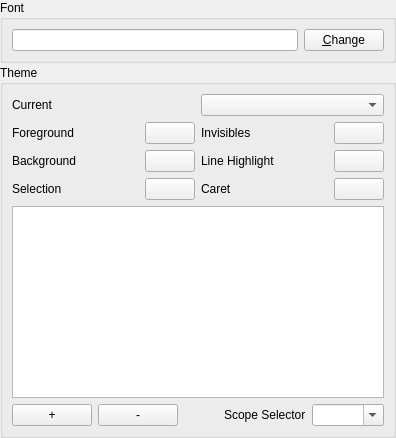
First picture: the form in resources/ui/configure/theme.ui, repository prymatex/prymatex, before the edit.
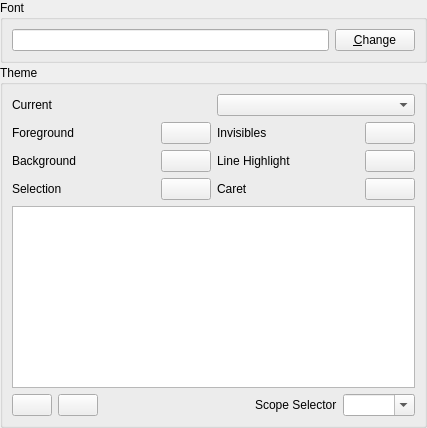
Second picture: the form after the edit. Icons and pictures are not drawn.

Patch:
```diff
--- a/resources/ui/configure/theme.ui
+++ b/resources/ui/configure/theme.ui
@@ -2,6 +2,14 @@
 <ui version="4.0">
  <class>FontThemeWidget</class>
  <widget class="QWidget" name="FontThemeWidget">
+  <property name="geometry">
+   <rect>
+    <x>0</x>
+    <y>0</y>
+    <width>427</width>
+    <height>428</height>
+   </rect>
+  </property>
   <property name="windowTitle">
    <string>Form</string>
   </property>
@@ -199,15 +207,15 @@
        <layout class="QHBoxLayout" name="horizontalLayout_3">
         <item>
          <widget class="QPushButton" name="pushButtonAdd">
-          <property name="text">
-           <string>+</string>
+          <property name="icon">
+           <iconset theme="list-add"/>
           </property>
          </widget>
         </item>
         <item>
          <widget class="QPushButton" name="pushButtonRemove">
-          <property name="text">
-           <string>-</string>
+          <property name="icon">
+           <iconset theme="list-remove"/>
           </property>
          </widget>
         </item>
```
